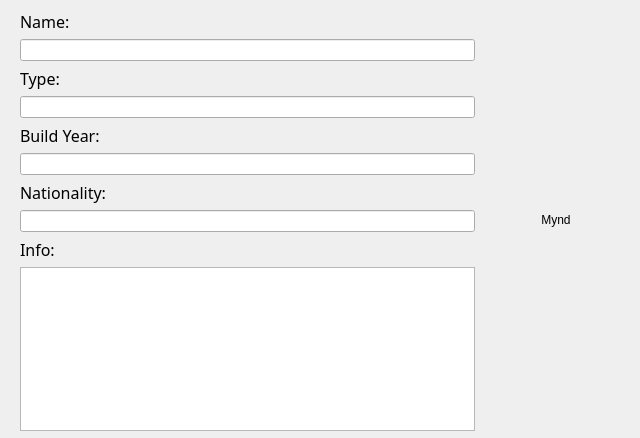
Before: the Qt Designer form infopagecomp.ui in Fanarito/VLN1, drawn with Qt 5.
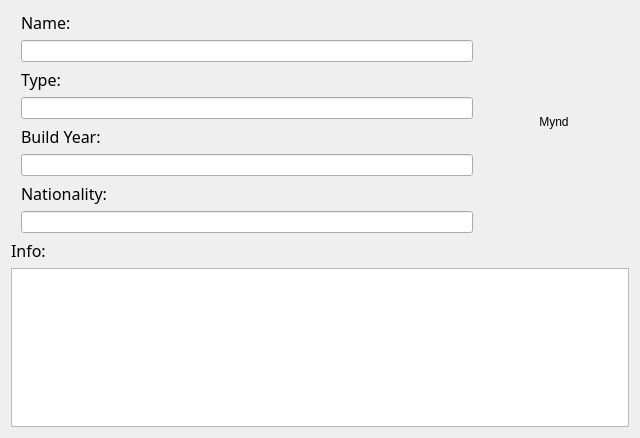
After: the same form once the commit is applied.

Commit message: layout even fancier

Patch:
```diff
--- a/infopagecomp.ui
+++ b/infopagecomp.ui
@@ -13,17 +13,10 @@
   <property name="windowTitle">
    <string>Dialog</string>
   </property>
-  <widget class="QWidget" name="layoutWidget">
-   <property name="geometry">
-    <rect>
-     <x>10</x>
-     <y>10</y>
-     <width>621</width>
-     <height>421</height>
-    </rect>
-   </property>
-   <layout class="QHBoxLayout" name="horizontalLayout">
-    <property name="bottomMargin">
+  <layout class="QVBoxLayout" name="verticalLayout_3">
+   <item>
+    <layout class="QHBoxLayout" name="horizontalLayout_3">
+     <property name="leftMargin">
      <number>0</number>
     </property>
     <item>
@@ -95,22 +88,6 @@
       <item>
        <widget class="QLineEdit" name="infoCompNationality"/>
       </item>
-      <item>
-       <widget class="QLabel" name="label_12">
-        <property name="font">
-         <font>
-          <family>Calibri Light</family>
-          <pointsize>12</pointsize>
-         </font>
-        </property>
-        <property name="text">
-         <string>Info:</string>
-        </property>
-       </widget>
-      </item>
-      <item>
-       <widget class="QTextEdit" name="infoCompInfo"/>
-      </item>
      </layout>
     </item>
     <item>
@@ -137,7 +114,31 @@
      </layout>
     </item>
    </layout>
-  </widget>
+   </item>
+   <item>
+    <layout class="QVBoxLayout" name="verticalLayout">
+     <property name="leftMargin">
+      <number>0</number>
+     </property>
+     <item>
+      <widget class="QLabel" name="label_12">
+       <property name="font">
+        <font>
+         <family>Calibri Light</family>
+         <pointsize>12</pointsize>
+        </font>
+       </property>
+       <property name="text">
+        <string>Info:</string>
+       </property>
+      </widget>
+     </item>
+     <item>
+      <widget class="QTextEdit" name="infoCompInfo"/>
+     </item>
+    </layout>
+   </item>
+  </layout>
  </widget>
  <resources/>
  <connections/>
```
Lines whose indentation alone changed are shown as unchanged. The commit also changes 1 other file.
